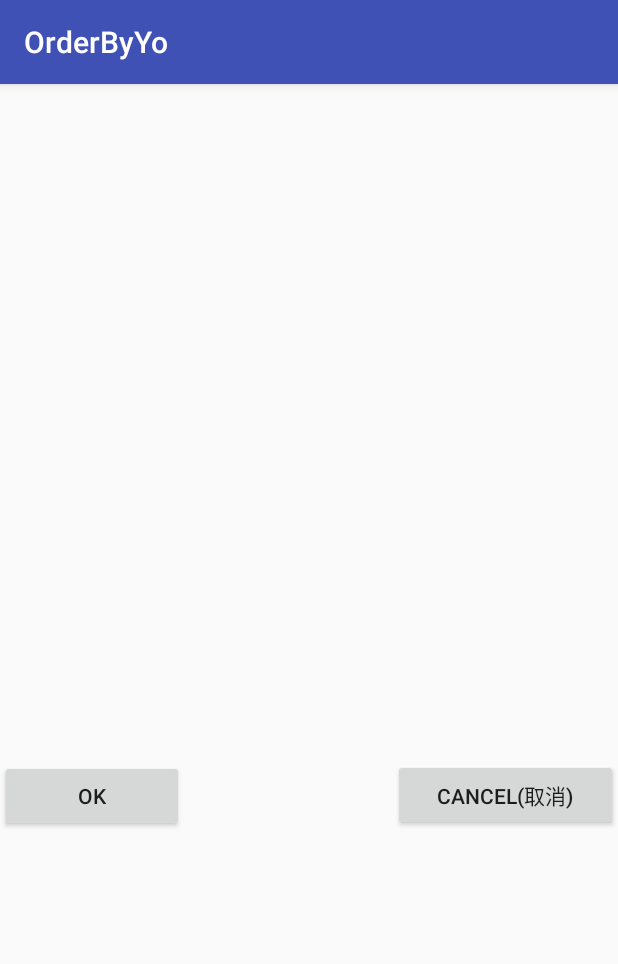
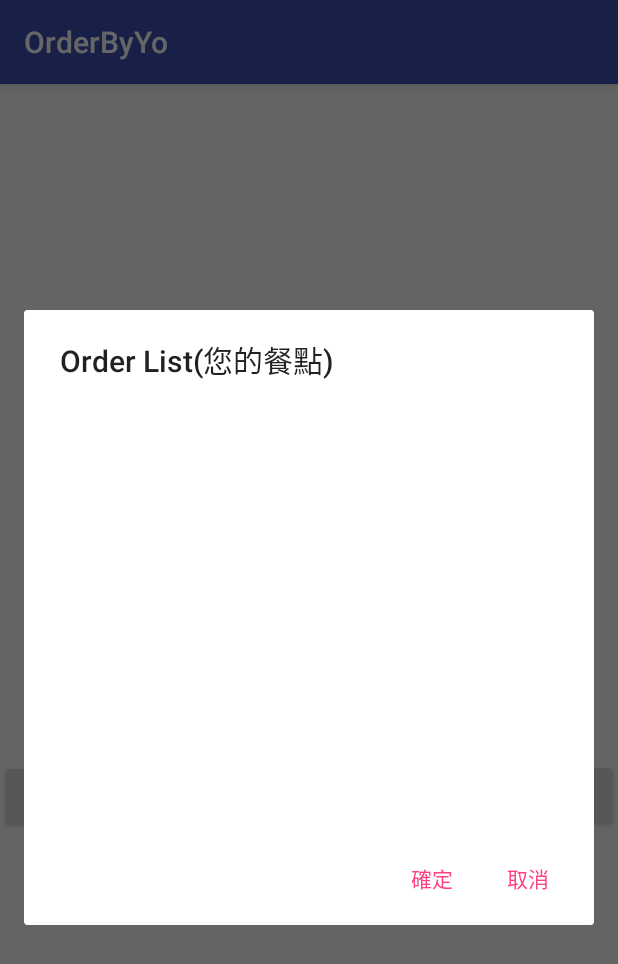
Before and after one commit to kown2007/OrderByYo, an Android app: the fragment NextOrderFragment shown on its own in the app's theme, after a tap on "OK", on a phone screen of 412 x 824 dp. Shown: the top 964 px of the screen. Run offline under Robolectric (Android 15) with nearby library versions, the phone set to English and light mode, and no system bars; our stand-ins replace Firebase (no records; nobody signed in at launch, a user with empty details on screens opened directly).

Commit message:
(Fragment傳值未完成)

```diff
--- a/app/src/main/java/com/myapplication/xuan/orderbyyo/NextOrderFragment.java
+++ b/app/src/main/java/com/myapplication/xuan/orderbyyo/NextOrderFragment.java
@@ -1,15 +1,20 @@
 package com.myapplication.xuan.orderbyyo;
 
 import android.content.Context;
+import android.content.DialogInterface;
+import android.content.Intent;
 import android.net.Uri;
 import android.os.Bundle;
 import android.support.v4.app.Fragment;
+import android.support.v7.app.AlertDialog;
 import android.util.Log;
 import android.view.LayoutInflater;
 import android.view.View;
 import android.view.ViewGroup;
+import android.widget.AdapterView;
 import android.widget.ArrayAdapter;
 import android.widget.Button;
+import android.widget.CheckedTextView;
 import android.widget.ListView;
 
 import com.google.firebase.database.DataSnapshot;
@@ -20,6 +25,7 @@ import com.google.firebase.database.ValueEventListener;
 
 import java.util.ArrayList;
 import java.util.List;
+import java.util.Objects;
 
 
 /**
@@ -42,12 +48,13 @@ public class NextOrderFragment extends Fragment {
 
     ///////////////////////////////////////////////////////////////
     private DatabaseReference ref;
-    private View view;
+    private View view,vCheckOrder;
     private ListView listView_next;
     private ArrayAdapter adapter_next;
     private Button btnNextOK,btnNextC;
     private String choose1,choose2,OLG;
-    private List nextList,priceList;
+    private List nextList,myorderList,priceList,checklist;
+    private int total;
 
 
 
@@ -93,12 +100,15 @@ public class NextOrderFragment extends Fragment {
         // Inflate the layout for this fragment
         ref = FirebaseDatabase.getInstance().getReference("OrderList");
         view = inflater.inflate(R.layout.fragment_next_order, container, false);
+        vCheckOrder = inflater.inflate(R.layout.orderchecklist,container,false);
         listView_next = (ListView)view.findViewById(R.id.listView_next);
         btnNextOK = (Button)view.findViewById(R.id.btnNextOK);
         btnNextC = (Button)view.findViewById(R.id.btnNextCancel);
 
         nextList = new ArrayList();
-        priceList =new ArrayList();
+        myorderList =new ArrayList();
+        priceList = new ArrayList();
+        checklist = new ArrayList();
 
         btnNextOK.setOnClickListener(btnNextListener);
         btnNextC.setOnClickListener(btnNextListener);
@@ -110,8 +120,7 @@ public class NextOrderFragment extends Fragment {
     @Override
     public void onResume() {
 
-        choose1 = ((MainActivity)getActivity()).sharedPreferences.getString("Choose1",null);
-        choose2 = ((MainActivity)getActivity()).sharedPreferences.getString("Choose2",null);
+
         //取按下選項的詳細資料
         ref.addValueEventListener(new ValueEventListener() {
             @Override
@@ -123,16 +132,19 @@ public class NextOrderFragment extends Fragment {
                             if(s.getKey().toString().equals("group")){
                                 OLG = s.getValue().toString();    //取出此訂單是哪個群的
                             }else {
-                                nextList.add(s.getKey().toString()+" : "+s.getValue().toString()+"$");
-                                priceList.add(s.getValue().toString());
+                                nextList.add(s.getKey().toString()+" : "+s.getValue()+"$");
+                                priceList.add(s.getValue());
                             }
                         }
                     }
                 }
-                Log.d("AAAA","~~"+nextList);
+                for(Object ob:nextList){
+                    checklist.add(false);
+                }
                 adapter_next = new ArrayAdapter(getActivity(),
                         android.R.layout.simple_list_item_checked,nextList);
                 listView_next.setAdapter(adapter_next);
+                listView_next.setOnItemClickListener(ODcheckListener);
             }
 
             @Override
@@ -142,6 +154,7 @@ public class NextOrderFragment extends Fragment {
         });
         super.onResume();
     }
+
 
     // TODO: Rename method, update argument and hook method into UI event
     public void onButtonPressed(Uri uri) {
@@ -187,6 +200,28 @@ public class NextOrderFragment extends Fragment {
         public void onClick(View v) {
             switch (v.getId()){
                 case R.id.btnNextOK:
+                    Total();
+                    ListView lvCO =
+                            (ListView) vCheckOrder.findViewById(R.id.lv_CheckOrder);
+                    ArrayAdapter adapterCO =
+                            new ArrayAdapter(getActivity(),android.R.layout.simple_list_item_1,myorderList);
+                    lvCO.setAdapter(adapterCO);
+                    AlertDialog.Builder builder = new AlertDialog.Builder(getActivity());
+                    builder.setTitle("Order List(您的餐點)");
+                    //
+                    if(vCheckOrder.getParent() != null){
+                        ((ViewGroup)vCheckOrder.getParent()).removeView(vCheckOrder);
+                    }
+                    //
+                    builder.setView(vCheckOrder);
+                    builder.setPositiveButton("取消",null);
+                    builder.setNegativeButton("確定", new DialogInterface.OnClickListener() {
+                        @Override
+                        public void onClick(DialogInterface dialog, int which) {
+
+                        }
+                    });
+                    builder.show();
 
                     break;
                 case R.id.btnNextCancel:
@@ -196,5 +231,27 @@ public class NextOrderFragment extends Fragment {
         }
     };
 
+    AdapterView.OnItemClickListener ODcheckListener = new AdapterView.OnItemClickListener() {
+        @Override
+        public void onItemClick(AdapterView<?> parent, View view, int position, long id) {
+            if(checklist.get(position).equals(false)){
+                ((CheckedTextView) view).setChecked(true);
+                checklist.set(position,true);
+            }else{
+                ((CheckedTextView) view).setChecked(false);
+                checklist.set(position,false);
+            }
+        }
+    };
+
+    public void Total(){
+        myorderList.clear();
+        for(int i=0;i<nextList.size();i++){
+            if(checklist.get(i).equals(true)){
+                myorderList.add(nextList.get(i));
+                total +=  Integer.parseInt(priceList.get(i).toString());
+            }
+        }
+    }
 
 }
--- /dev/null
+++ b/app/src/main/res/layout/orderchecklist.xml
@@ -0,0 +1,10 @@
+<?xml version="1.0" encoding="utf-8"?>
+<LinearLayout xmlns:android="http://schemas.android.com/apk/res/android"
+    android:orientation="vertical" android:layout_width="match_parent"
+    android:layout_height="match_parent">
+
+    <ListView
+        android:id="@+id/lv_CheckOrder"
+        android:layout_width="match_parent"
+        android:layout_height="300sp" />
+</LinearLayout>
```
Also changed, not shown: app/src/main/java/com/myapplication/xuan/orderbyyo/MainActivity.java (+7 -0 lines), app/src/main/java/com/myapplication/xuan/orderbyyo/OrderFragment.java (+3 -5 lines).
